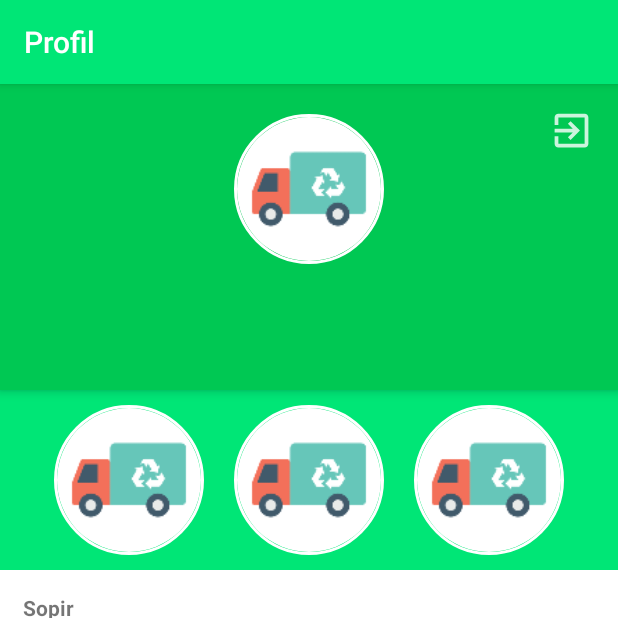
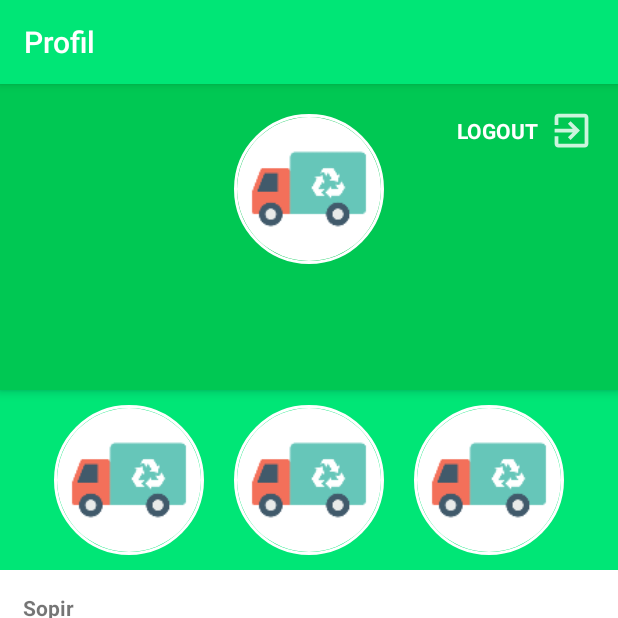
Before and after one commit to HairulHarun/Sampah-App, an Android app: the DashboardFragment screen opened through its navigation route, on a phone screen of 412 x 824 dp, the top half of it. Run offline under Robolectric (Android 15) with nearby library versions, the phone set to English and light mode, and no system bars; our stand-ins replace CircleImageView, Firebase (no records; nobody signed in at launch, a user with empty details on screens opened directly), Picasso, Volley, navigation-ui; network calls fail; pictures from the network do not load; 2 statements that could not run were skipped.

Commit message:
commit kantor 4 mei pagi

```diff
--- a/app/src/main/res/layout/activity_lapor.xml
+++ b/app/src/main/res/layout/activity_lapor.xml
@@ -1,5 +1,6 @@
 <?xml version="1.0" encoding="utf-8"?>
-<androidx.coordinatorlayout.widget.CoordinatorLayout xmlns:android="http://schemas.android.com/apk/res/android"
+<androidx.coordinatorlayout.widget.CoordinatorLayout
+    xmlns:android="http://schemas.android.com/apk/res/android"
     xmlns:app="http://schemas.android.com/apk/res-auto"
     xmlns:tools="http://schemas.android.com/tools"
     android:layout_width="match_parent"
@@ -20,7 +21,9 @@
 
     </com.google.android.material.appbar.AppBarLayout>
 
-    <include layout="@layout/content_lapor" />
+    <include
+        android:id="@+id/include"
+        layout="@layout/content_lapor" />
 
     <com.google.android.material.floatingactionbutton.FloatingActionButton
         android:id="@+id/fab"
--- a/app/src/main/res/layout/fragment_dashboard.xml
+++ b/app/src/main/res/layout/fragment_dashboard.xml
@@ -32,7 +32,7 @@
                 android:layout_width="30dp"
                 android:layout_height="30dp"
                 android:layout_alignParentRight="true"
-                android:layout_marginLeft="16dp"
+                android:layout_marginLeft="1dp"
                 android:layout_marginTop="16dp"
                 android:layout_marginRight="16dp"
                 app:srcCompat="@drawable/ic_logout" />
@@ -57,6 +57,20 @@
                 android:text="DM 1211 BF"
                 android:textColor="@color/colorWhite"
                 android:textSize="20sp" />
+
+            <TextView
+                android:id="@+id/textView7"
+                android:layout_width="wrap_content"
+                android:layout_height="wrap_content"
+                android:layout_alignBottom="@+id/btnLogout"
+                android:layout_marginEnd="5dp"
+                android:layout_marginRight="5dp"
+                android:layout_marginBottom="5dp"
+                android:layout_toStartOf="@+id/btnLogout"
+                android:layout_toLeftOf="@+id/btnLogout"
+                android:text="LOGOUT"
+                android:textColor="@color/colorWhite"
+                android:textStyle="bold" />
 
         </RelativeLayout>
 
```
